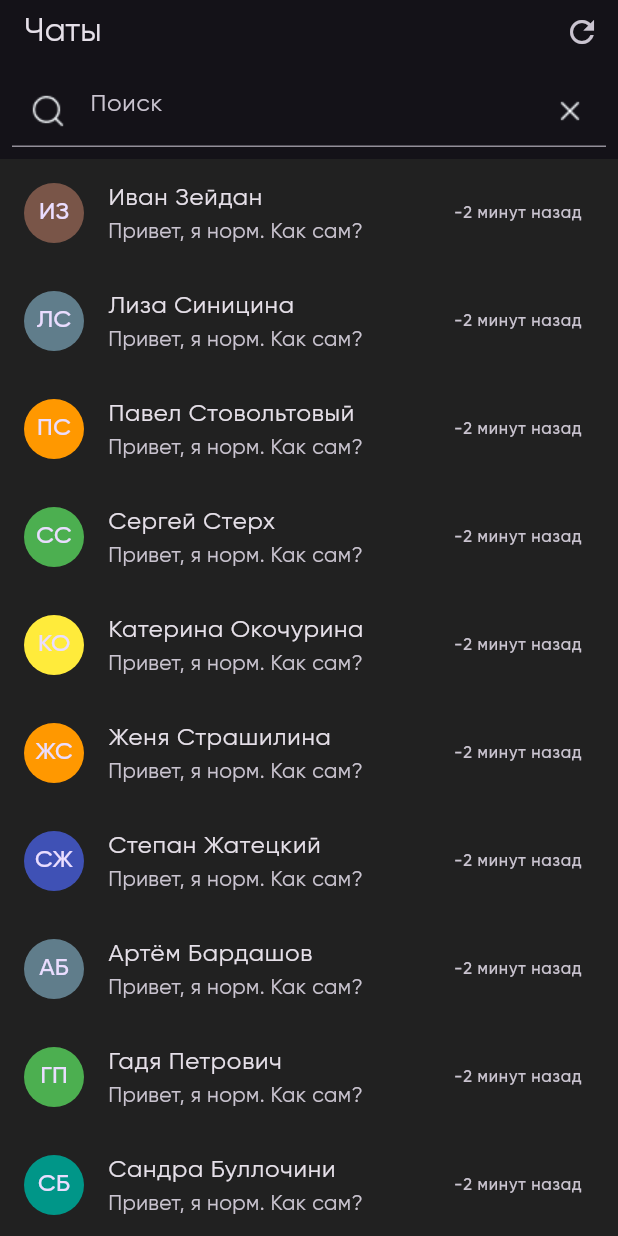
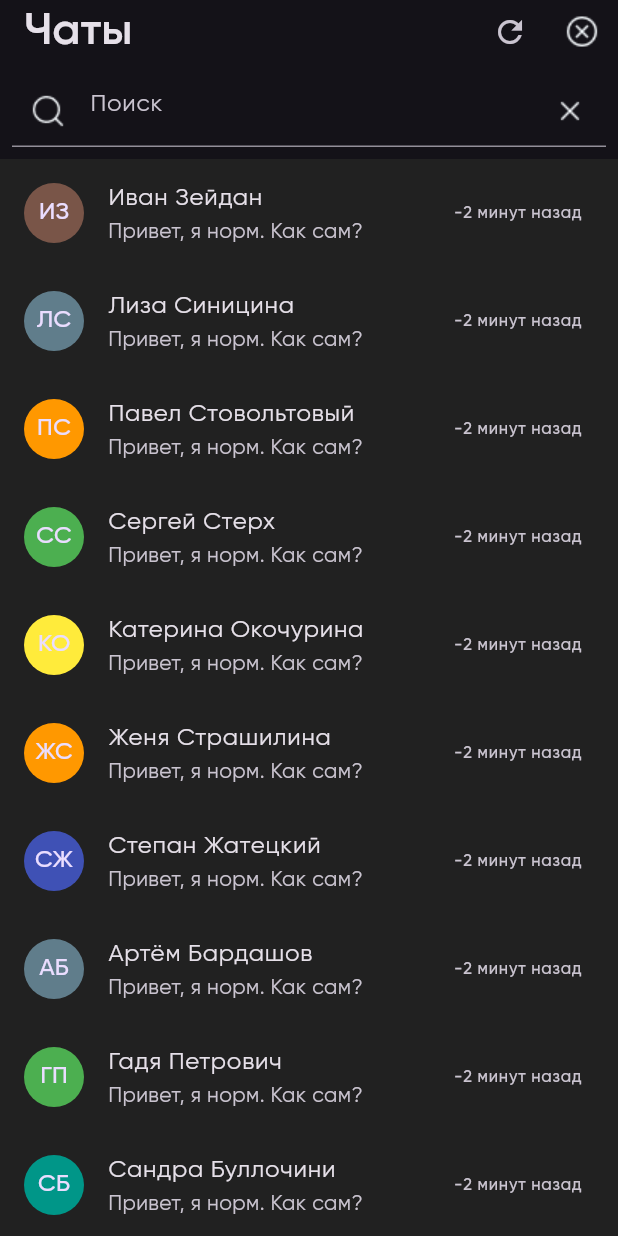
Before and after one commit to OlleZhuk/chat_test, a Flutter app: the screen it shows after launch, on a phone screen of 412 x 824 dp. Run offline on Flutter 3.47's test engine with Material 3 defaults, Android fonts, the light colour scheme and no system bars; our stand-ins replace file_picker, flutter_riverpod, hive, hive_flutter, image_picker, just_audio and 3 more; missing offline and left inert: waveform_recorder; accounts and stored records are empty.

Commit message:
+ Кнопки разработчика на экран чатов

```diff
--- a/lib/main.dart
+++ b/lib/main.dart
@@ -59,7 +59,7 @@ class MainApp extends StatelessWidget {
           scaffoldBackgroundColor: Colors.grey[900],
           fontFamily: 'Gilroy',
         ),
-        home: ChatListScreen(),
+        home: const ChatListScreen(),
       ),
     );
   }
--- a/lib/model/dev_data/dev_data.dart
+++ b/lib/model/dev_data/dev_data.dart
@@ -1,7 +1,9 @@
 import 'dart:math';
 
 import 'package:flutter/material.dart';
+import 'package:flutter_riverpod/flutter_riverpod.dart';
 
+import '../../view_model/providers/chat_provider.dart';
 import '../message.dart';
 import '../user.dart';
 
@@ -35,6 +37,16 @@ class DevUsers {
     User('10', 'Сандра', 'Буллочини',
         Colors.primaries[random.nextInt(Colors.primaries.length)]),
   ];
+
+  static Widget refreshButton(void Function() refresh) => IconButton(
+        onPressed: refresh,
+        icon: const Icon(Icons.refresh),
+      );
+
+  static Widget clearButton(void Function() clear) => IconButton(
+        onPressed: clear,
+        icon: Image.asset('assets/icons/Cancel.png'),
+      );
 }
 
 Message outgoingMessage(user) => Message(
--- a/lib/view/screens/chat_list_screen.dart
+++ b/lib/view/screens/chat_list_screen.dart
@@ -2,6 +2,7 @@ import 'package:flutter/material.dart';
 import 'package:flutter_riverpod/flutter_riverpod.dart';
 import 'package:intl/intl.dart';
 
+import '../../model/dev_data/dev_data.dart';
 import '../../model/message.dart';
 import '../../view_model/providers/chat_provider.dart';
 import 'messages_screen.dart';
@@ -60,14 +61,21 @@ class ChatListScreenState extends ConsumerState<ChatListScreen> {
 
     return Scaffold(
       appBar: AppBar(
-        title: const Text('Чаты'),
+        title: const Text(
+          'Чаты',
+          style: TextStyle(fontSize: 30, fontWeight: FontWeight.w600),
+        ),
+        //! Кнопки разработчика
         actions: [
-          // Кнопка разработчика для очистки списка чатов
-          IconButton(
-            onPressed: () => ref.read(chatProvider.notifier).clearChat(),
-            icon: const Icon(Icons.refresh),
-          )
+          //> Ручное обновление экрана
+          DevUsers.refreshButton(
+              () => ref.read(chatProvider.notifier).loadChats()),
+          //> Очистка списка чатов
+          DevUsers.clearButton(
+              () => ref.read(chatProvider.notifier).clearChat()),
         ],
+        //!====================
+        //
         bottom: PreferredSize(
           preferredSize: const Size.fromHeight(50.0),
           child: Padding(
```
